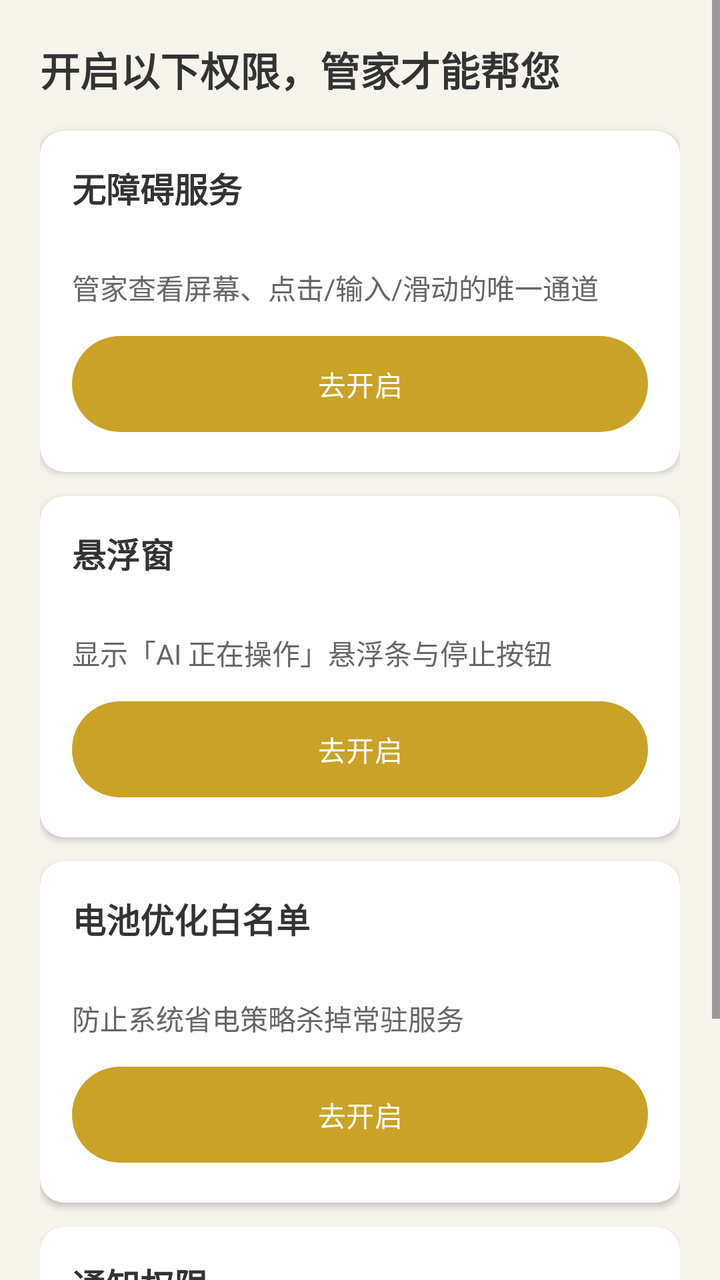
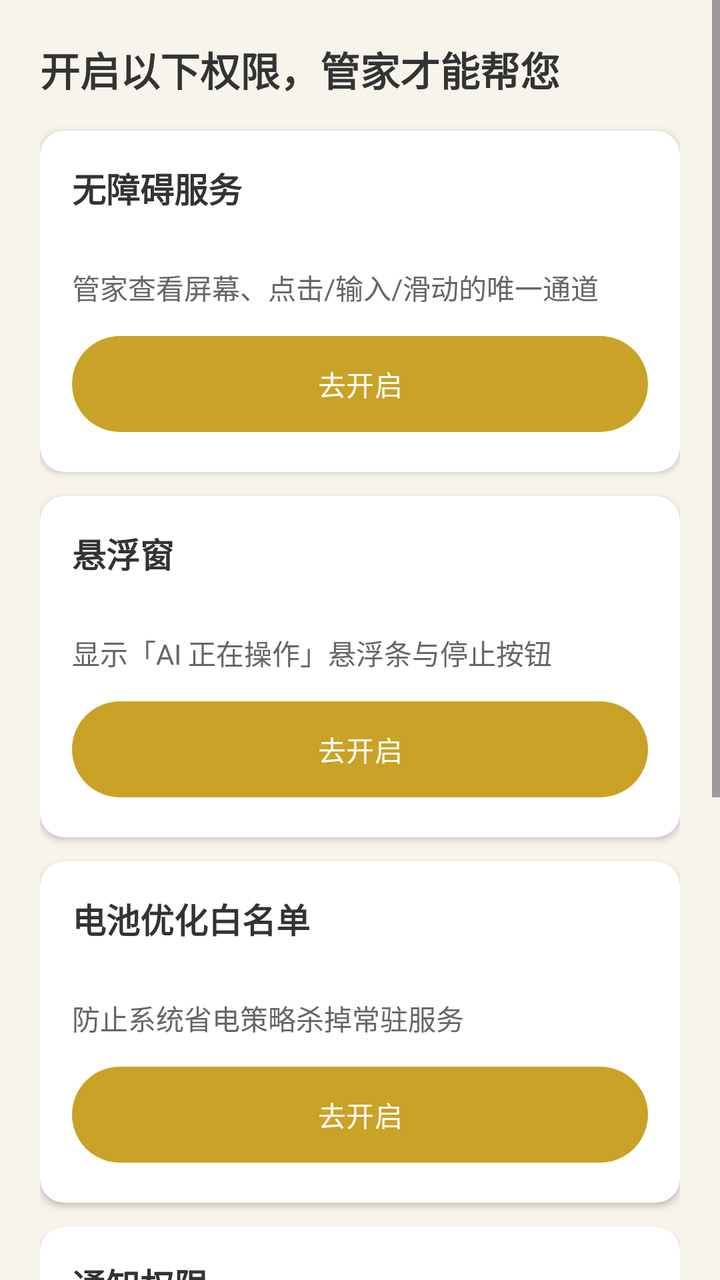

Compare the two renders of this Android layout. The source of the first and the diff that turns it into the second are given below.
<!-- AndroidManifest.xml: application theme Theme.Butler -->
<!-- res/layout/activity_permissions.xml -->
<?xml version="1.0" encoding="utf-8"?>
<ScrollView xmlns:android="http://schemas.android.com/apk/res/android"
    xmlns:app="http://schemas.android.com/apk/res-auto"
    android:layout_width="match_parent"
    android:layout_height="match_parent"
    android:background="@color/bg_splash"
    android:fillViewport="true">

    <LinearLayout
        android:layout_width="match_parent"
        android:layout_height="wrap_content"
        android:orientation="vertical"
        android:padding="20dp">

        <TextView
            android:layout_width="match_parent"
            android:layout_height="wrap_content"
            android:text="@string/perms_title"
            android:textColor="@color/ink"
            android:textSize="20sp"
            android:textStyle="bold"
            android:layout_marginBottom="16dp" />

        
        <androidx.cardview.widget.CardView
            android:layout_width="match_parent"
            android:layout_height="wrap_content"
            app:cardCornerRadius="12dp"
            app:cardElevation="2dp"
            android:layout_marginBottom="12dp">

            <LinearLayout
                android:layout_width="match_parent"
                android:layout_height="wrap_content"
                android:orientation="vertical"
                android:padding="16dp">

                <TextView
                    android:layout_width="match_parent"
                    android:layout_height="wrap_content"
                    android:text="@string/a11y_title"
                    android:textColor="@color/ink"
                    android:textSize="17sp"
                    android:textStyle="bold" />
                <TextView
                    android:id="@+id/a11y_status"
                    android:layout_width="match_parent"
                    android:layout_height="wrap_content"
                    android:textSize="14sp"
                    android:layout_marginTop="4dp" />
                <TextView
                    android:layout_width="match_parent"
                    android:layout_height="wrap_content"
                    android:text="@string/a11y_desc"
                    android:textColor="#666666"
                    android:textSize="14sp"
                    android:layout_marginTop="4dp" />
                <Button
                    android:id="@+id/btn_a11y"
                    android:layout_width="match_parent"
                    android:layout_height="56dp"
                    android:layout_marginTop="10dp"
                    android:text="@string/go_open" />
            </LinearLayout>
        </androidx.cardview.widget.CardView>

        
        <androidx.cardview.widget.CardView
            android:layout_width="match_parent"
            android:layout_height="wrap_content"
            app:cardCornerRadius="12dp"
            app:cardElevation="2dp"
            android:layout_marginBottom="12dp">

            <LinearLayout
                android:layout_width="match_parent"
                android:layout_height="wrap_content"
                android:orientation="vertical"
                android:padding="16dp">

                <TextView
                    android:layout_width="match_parent"
                    android:layout_height="wrap_content"
                    android:text="@string/overlay_title"
                    android:textColor="@color/ink"
                    android:textSize="17sp"
                    android:textStyle="bold" />
                <TextView
                    android:id="@+id/overlay_status"
                    android:layout_width="match_parent"
                    android:layout_height="wrap_content"
                    android:textSize="14sp"
                    android:layout_marginTop="4dp" />
                <TextView
                    android:layout_width="match_parent"
                    android:layout_height="wrap_content"
                    android:text="@string/overlay_desc"
                    android:textColor="#666666"
                    android:textSize="14sp"
                    android:layout_marginTop="4dp" />
                <Button
                    android:id="@+id/btn_overlay"
                    android:layout_width="match_parent"
                    android:layout_height="56dp"
                    android:layout_marginTop="10dp"
                    android:text="@string/go_open" />
            </LinearLayout>
        </androidx.cardview.widget.CardView>

        
        <androidx.cardview.widget.CardView
            android:layout_width="match_parent"
            android:layout_height="wrap_content"
            app:cardCornerRadius="12dp"
            app:cardElevation="2dp"
            android:layout_marginBottom="12dp">

            <LinearLayout
                android:layout_width="match_parent"
                android:layout_height="wrap_content"
                android:orientation="vertical"
                android:padding="16dp">

                <TextView
                    android:layout_width="match_parent"
                    android:layout_height="wrap_content"
                    android:text="@string/battery_title"
                    android:textColor="@color/ink"
                    android:textSize="17sp"
                    android:textStyle="bold" />
                <TextView
                    android:id="@+id/battery_status"
                    android:layout_width="match_parent"
                    android:layout_height="wrap_content"
                    android:textSize="14sp"
                    android:layout_marginTop="4dp" />
                <TextView
                    android:layout_width="match_parent"
                    android:layout_height="wrap_content"
                    android:text="@string/battery_desc"
                    android:textColor="#666666"
                    android:textSize="14sp"
                    android:layout_marginTop="4dp" />
                <Button
                    android:id="@+id/btn_battery"
                    android:layout_width="match_parent"
                    android:layout_height="56dp"
                    android:layout_marginTop="10dp"
                    android:text="@string/go_open" />
            </LinearLayout>
        </androidx.cardview.widget.CardView>

        
        <androidx.cardview.widget.CardView
            android:layout_width="match_parent"
            android:layout_height="wrap_content"
            app:cardCornerRadius="12dp"
            app:cardElevation="2dp">

            <LinearLayout
                android:layout_width="match_parent"
                android:layout_height="wrap_content"
                android:orientation="vertical"
                android:padding="16dp">

                <TextView
                    android:layout_width="match_parent"
                    android:layout_height="wrap_content"
                    android:text="@string/notif_title"
                    android:textColor="@color/ink"
                    android:textSize="17sp"
                    android:textStyle="bold" />
                <TextView
                    android:id="@+id/notif_status"
                    android:layout_width="match_parent"
                    android:layout_height="wrap_content"
                    android:textSize="14sp"
                    android:layout_marginTop="4dp" />
                <TextView
                    android:layout_width="match_parent"
                    android:layout_height="wrap_content"
                    android:text="@string/notif_desc"
                    android:textColor="#666666"
                    android:textSize="14sp"
                    android:layout_marginTop="4dp" />
                <Button
                    android:id="@+id/btn_notif"
                    android:layout_width="match_parent"
                    android:layout_height="56dp"
                    android:layout_marginTop="10dp"
                    android:text="@string/go_open" />
            </LinearLayout>
        </androidx.cardview.widget.CardView>
    </LinearLayout>
</ScrollView>
<!-- resources referenced by this layout -->
<resources>
  <color name="bg_splash">#F7F4EC</color>
  <color name="ink">#333333</color>
  <string name="a11y_desc">管家查看屏幕、点击/输入/滑动的唯一通道</string>
  <string name="a11y_title">无障碍服务</string>
  <string name="battery_desc">防止系统省电策略杀掉常驻服务</string>
  <string name="battery_title">电池优化白名单</string>
  <string name="go_open">去开启</string>
  <string name="notif_desc">接收到点提醒的系统通知</string>
  <string name="notif_title">通知权限</string>
  <string name="overlay_desc">显示「AI 正在操作」悬浮条与停止按钮</string>
  <string name="overlay_title">悬浮窗</string>
  <string name="perms_title">开启以下权限，管家才能帮您</string>
  <style name="Theme.Butler" parent="Theme.Material3.Light.NoActionBar">
          <item name="colorPrimary">@color/gold</item>
          <item name="colorOnPrimary">@color/white</item>
          <item name="android:windowBackground">@drawable/splash_logo</item>
          <item name="android:statusBarColor">@color/gold</item>
      </style>
  <color name="gold">#C9A227</color>
  <color name="white">#FFFFFF</color>
  <!-- drawable splash_logo (drawable) -->
  <?xml version="1.0" encoding="utf-8"?>
  <layer-list xmlns:android="http://schemas.android.com/apk/res/android">
      <item android:drawable="@color/bg_splash" />
      <item>
          <bitmap
              android:gravity="center"
              android:src="@drawable/ic_launcher_foreground"
              android:scaleType="fitCenter" />
      </item>
  </layer-list>
  <!-- drawable ic_launcher_foreground (drawable) -->
  <?xml version="1.0" encoding="utf-8"?>
  <vector xmlns:android="http://schemas.android.com/apk/res/android"
      android:width="108dp"
      android:height="108dp"
      android:viewportWidth="108"
      android:viewportHeight="108">
      
      <path
          android:fillColor="#F2D98C"
          android:pathData="M54,30 a18,18 0 1,0 0,36 a18,18 0 1,0 0,-36 z" />
      
      <path
          android:fillColor="#B8891F"
          android:pathData="M54,66 l-7,6 h14 z" />
      <path
          android:fillColor="#8A6A14"
          android:pathData="M54,78 l-4,4 h8 z" />
      
      <path
          android:strokeColor="#8A6A14"
          android:strokeWidth="3"
          android:fillColor="#F5C24B"
          android:pathData="M49,30 c0,-3 2,-5 5,-5 s5,2 5,5 l0,12 c1,-1 3,-1 4,0 l2,1 c2,1 3,3 3,5 l0,2 c0,5 -4,9 -9,9 l-6,0 c-4,0 -7,-3 -7,-7 l0,-4 c0,-3 2,-6 5,-7 l2,-1 c1,-1 3,-1 4,0 z" />
      
      <path
          android:fillColor="#FFF3C4"
          android:pathData="M46,36 a3,3 0 1,0 0,6 a3,3 0 1,0 0,-6 z" />
      
      <path
          android:strokeColor="#C9A227"
          android:strokeWidth="3"
          android:strokeLineCap="round"
          android:pathData="M54,14 L54,20 M78,30 L73,34 M30,30 L35,34 M54,92 L54,86" />
  </vector>
</resources>

<!-- the commit's change to res/layout/activity_permissions.xml (unified diff, before → after) -->
@@ -155,6 +155,48 @@
             android:layout_width="match_parent"
             android:layout_height="wrap_content"
             app:cardCornerRadius="12dp"
+            app:cardElevation="2dp"
+            android:layout_marginBottom="12dp">
+
+            <LinearLayout
+                android:layout_width="match_parent"
+                android:layout_height="wrap_content"
+                android:orientation="vertical"
+                android:padding="16dp">
+
+                <TextView
+                    android:layout_width="match_parent"
+                    android:layout_height="wrap_content"
+                    android:text="@string/notif_title"
+                    android:textColor="@color/ink"
+                    android:textSize="17sp"
+                    android:textStyle="bold" />
+                <TextView
+                    android:id="@+id/notif_status"
+                    android:layout_width="match_parent"
+                    android:layout_height="wrap_content"
+                    android:textSize="14sp"
+                    android:layout_marginTop="4dp" />
+                <TextView
+                    android:layout_width="match_parent"
+                    android:layout_height="wrap_content"
+                    android:text="@string/notif_desc"
+                    android:textColor="#666666"
+                    android:textSize="14sp"
+                    android:layout_marginTop="4dp" />
+                <Button
+                    android:id="@+id/btn_notif"
+                    android:layout_width="match_parent"
+                    android:layout_height="56dp"
+                    android:layout_marginTop="10dp"
+                    android:text="@string/go_open" />
+            </LinearLayout>
+        </androidx.cardview.widget.CardView>
+        
+        <androidx.cardview.widget.CardView
+            android:layout_width="match_parent"
+            android:layout_height="wrap_content"
+            app:cardCornerRadius="12dp"
             app:cardElevation="2dp">
 
             <LinearLayout
@@ -166,29 +208,29 @@
                 <TextView
                     android:layout_width="match_parent"
                     android:layout_height="wrap_content"
-                    android:text="@string/notif_title"
-                    android:textColor="@color/ink"
-                    android:textSize="17sp"
-                    android:textStyle="bold" />
-                <TextView
-                    android:id="@+id/notif_status"
-                    android:layout_width="match_parent"
-                    android:layout_height="wrap_content"
-                    android:textSize="14sp"
-                    android:layout_marginTop="4dp" />
-                <TextView
-                    android:layout_width="match_parent"
-                    android:layout_height="wrap_content"
-                    android:text="@string/notif_desc"
-                    android:textColor="#666666"
-                    android:textSize="14sp"
-                    android:layout_marginTop="4dp" />
-                <Button
-                    android:id="@+id/btn_notif"
-                    android:layout_width="match_parent"
-                    android:layout_height="56dp"
-                    android:layout_marginTop="10dp"
-                    android:text="@string/go_open" />
+                    android:text="@string/listener_title"
+                    android:textColor="@color/ink"
+                    android:textSize="17sp"
+                    android:textStyle="bold" />
+                <TextView
+                    android:id="@+id/listener_status"
+                    android:layout_width="match_parent"
+                    android:layout_height="wrap_content"
+                    android:textSize="14sp"
+                    android:layout_marginTop="4dp" />
+                <TextView
+                    android:layout_width="match_parent"
+                    android:layout_height="wrap_content"
+                    android:text="@string/listener_desc"
+                    android:textColor="#666666"
+                    android:textSize="14sp"
+                    android:layout_marginTop="4dp" />
+                <Button
+                    android:id="@+id/btn_listener"
+                    android:layout_width="match_parent"
+                    android:layout_height="56dp"
+                    android:layout_marginTop="10dp"
+                    android:text="@string/btn_open_listener" />
             </LinearLayout>
         </androidx.cardview.widget.CardView>
     </LinearLayout>
<!-- resource entries referenced after the edit -->
@@ -6,7 +6,10 @@
   <string name="a11y_title">无障碍服务</string>
   <string name="battery_desc">防止系统省电策略杀掉常驻服务</string>
   <string name="battery_title">电池优化白名单</string>
+  <string name="btn_open_listener">去授权通知读取权</string>
   <string name="go_open">去开启</string>
+  <string name="listener_desc">开启后，管家能替您看到微信、短信的新消息：自动接住取件码等线索，太忙可稍后提醒；原消息保持不动</string>
+  <string name="listener_title">通知读取权</string>
   <string name="notif_desc">接收到点提醒的系统通知</string>
   <string name="notif_title">通知权限</string>
   <string name="overlay_desc">显示「AI 正在操作」悬浮条与停止按钮</string>
